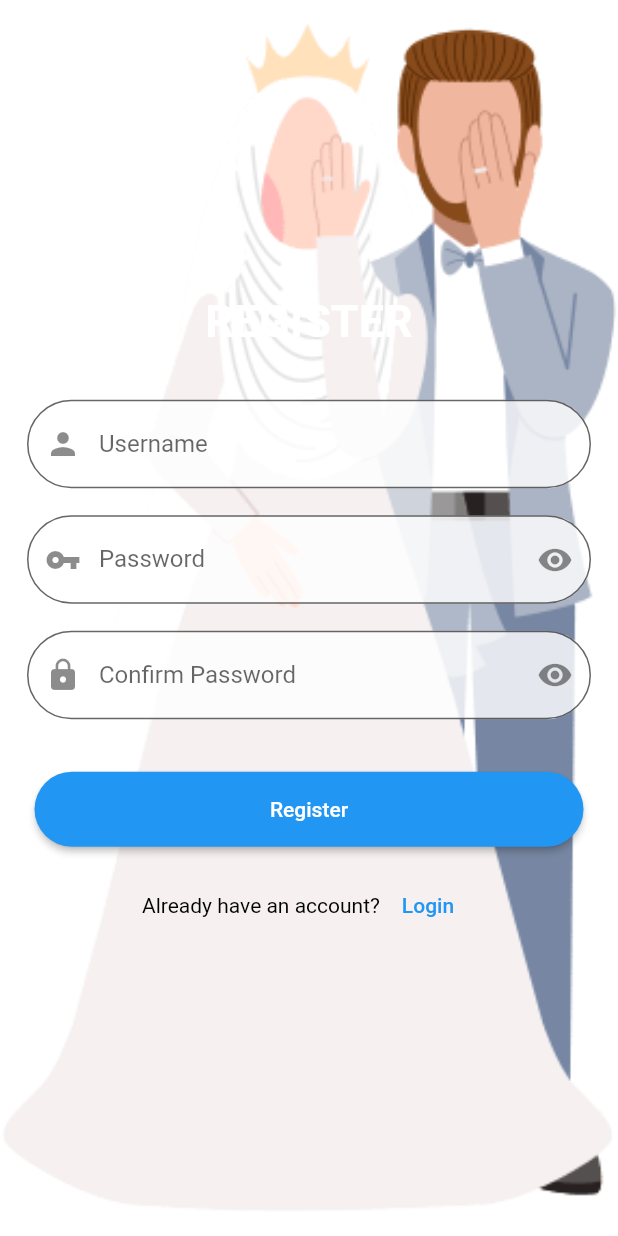
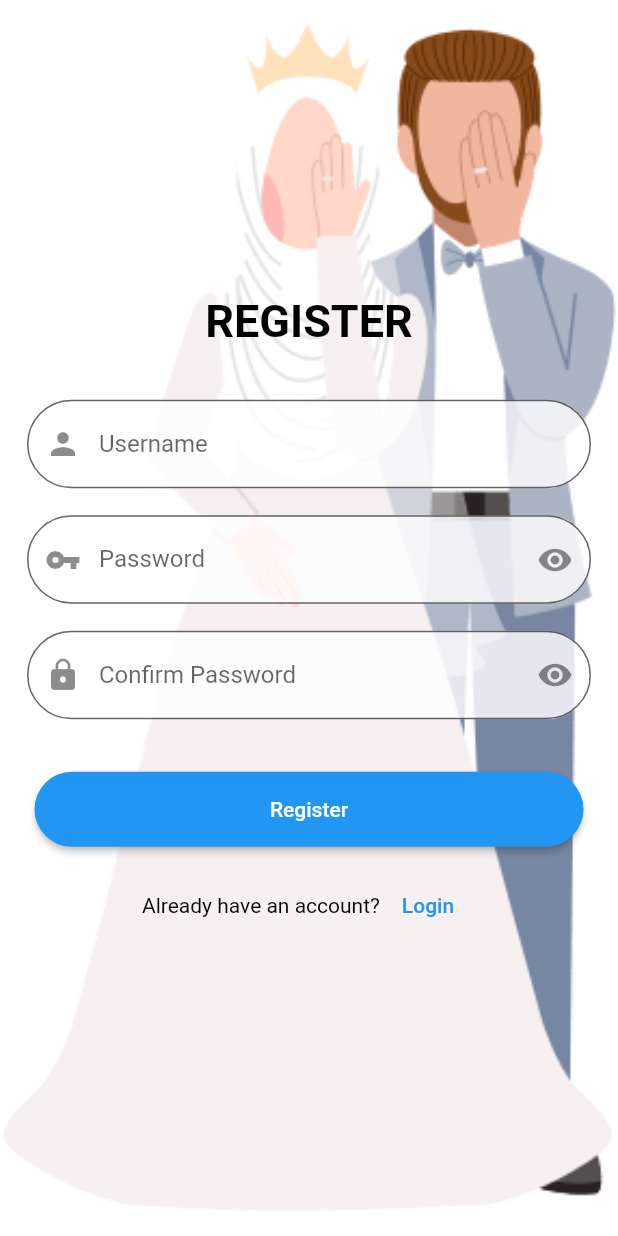
Before and after one commit to arvandha121/WeddingCheck, a Flutter app: the screen it shows after launch, after a tap on "Login", after a tap on "Register", on a phone screen of 412 x 824 dp. Run offline on Flutter 3.47's test engine with Material 2 defaults, Android fonts, the phone set to English and light mode, and no system bars; our stand-ins replace get, google_fonts, image_gallery_saver, permission_handler, qr_flutter, screenshot and 3 more; missing offline and left inert: qr_code_scanner; accounts and stored records are empty.

Commit message:
mengatasi bug

```diff
--- a/lib/views/auth/loginscreen.dart
+++ b/lib/views/auth/loginscreen.dart
@@ -37,7 +37,7 @@ class _LoginState extends State<Login> {
   Widget build(BuildContext context) {
     bool isDarkMode = Theme.of(context).brightness == Brightness.dark;
     Color textColor = isDarkMode ? Colors.black : Colors.white;
-    Color fillColor = isDarkMode ? Colors.white : Colors.black87;
+    Color fillColor = isDarkMode ? Colors.blue : Colors.blue;
     return Scaffold(
       backgroundColor: Colors.white,
       body: Container(
@@ -65,7 +65,7 @@ class _LoginState extends State<Login> {
                         style: TextStyle(
                           fontSize: 30,
                           fontWeight: FontWeight.bold,
-                          color: textColor,
+                          color: Colors.black,
                         ),
                       ),
                       SizedBox(
@@ -150,12 +150,11 @@ class _LoginState extends State<Login> {
                                 if (states.contains(MaterialState.selected)) {
                                   return fillColor; // Use appropriate color for dark mode
                                 }
-                                return fillColor
-                                    .withOpacity(0.6); // Slightly transparent
+                                return fillColor.withOpacity(0.9);
                               }),
                               checkColor: isDarkMode
-                                  ? Colors.black
-                                  : Colors.black, // color of tick Mark
+                                  ? Colors.white
+                                  : Colors.white, // color of tick Mark
                             ),
                             Text(
                               'remember me?',
--- a/lib/views/auth/registerscreen.dart
+++ b/lib/views/auth/registerscreen.dart
@@ -87,7 +87,7 @@ class _RegisterState extends State<Register> {
                         style: TextStyle(
                           fontSize: 30,
                           fontWeight: FontWeight.bold,
-                          color: textColor,
+                          color: Colors.black,
                         ),
                       ),
                       SizedBox(
--- a/lib/views/splashscreen.dart
+++ b/lib/views/splashscreen.dart
@@ -61,6 +61,7 @@ class _SplashState extends State<Splash> {
   @override
   Widget build(BuildContext context) {
     return Scaffold(
+      backgroundColor: Colors.white,
       body: AnimatedOpacity(
         duration: Duration(seconds: 2),
         opacity: opacityLevel,
```
